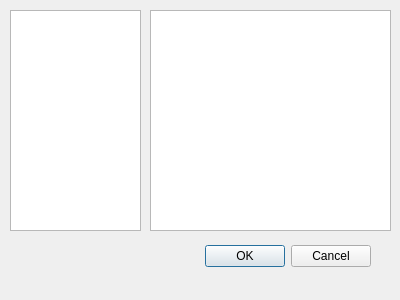
The window that UTComputer/views/programdialog.ui (Pierre-Gilles/ut-computer) describes before a commit, drawn with Qt 5.
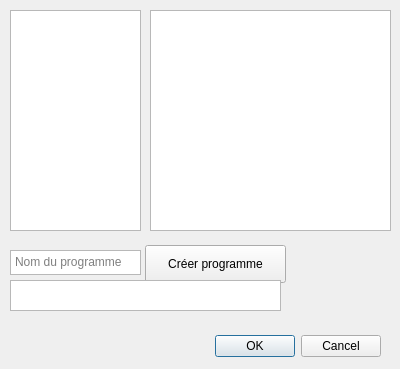
The same window after the commit.

What changed in the file:
```diff
--- a/UTComputer/views/programdialog.ui
+++ b/UTComputer/views/programdialog.ui
@@ -7,7 +7,7 @@
     <x>0</x>
     <y>0</y>
     <width>400</width>
-    <height>300</height>
+    <height>369</height>
    </rect>
   </property>
   <property name="windowTitle">
@@ -16,8 +16,8 @@
   <widget class="QDialogButtonBox" name="buttonBox">
    <property name="geometry">
     <rect>
-     <x>30</x>
-     <y>240</y>
+     <x>40</x>
+     <y>330</y>
      <width>341</width>
      <height>32</height>
     </rect>
@@ -49,6 +49,45 @@
     </rect>
    </property>
   </widget>
+  <widget class="QTextEdit" name="textEditNewProgName">
+   <property name="geometry">
+    <rect>
+     <x>10</x>
+     <y>250</y>
+     <width>131</width>
+     <height>25</height>
+    </rect>
+   </property>
+   <property name="placeholderText">
+    <string>Nom du programme</string>
+   </property>
+  </widget>
+  <widget class="QPushButton" name="pushButtonCreateProgram">
+   <property name="geometry">
+    <rect>
+     <x>145</x>
+     <y>245</y>
+     <width>141</width>
+     <height>38</height>
+    </rect>
+   </property>
+   <property name="text">
+    <string>Créer programme</string>
+   </property>
+  </widget>
+  <widget class="QTextEdit" name="textEditError">
+   <property name="geometry">
+    <rect>
+     <x>10</x>
+     <y>280</y>
+     <width>271</width>
+     <height>31</height>
+    </rect>
+   </property>
+   <property name="readOnly">
+    <bool>true</bool>
+   </property>
+  </widget>
  </widget>
  <resources/>
  <connections>
```
Left out of the diff: 2 changed lines with no effect on the pictures.
